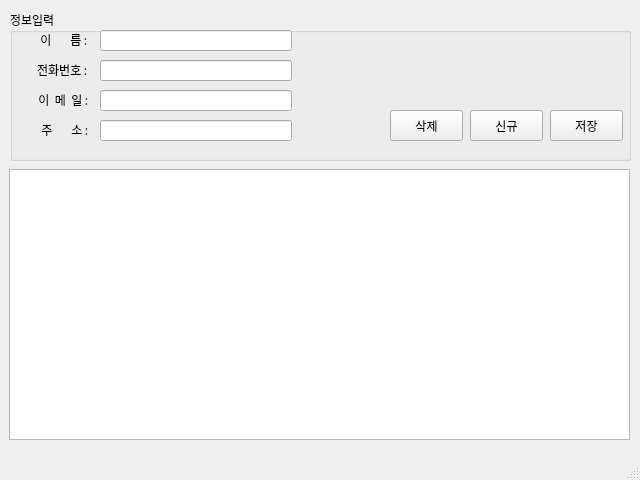
Old version of the form AddressBook_Project/addressBook.ui in the repository d0ng999/AddressBook-Project.
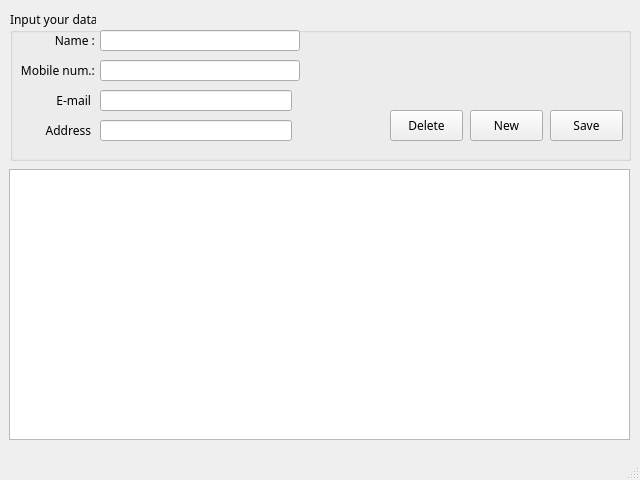
New version of the form.

```diff
--- a/AddressBook_Project/addressBook.ui
+++ b/AddressBook_Project/addressBook.ui
@@ -50,14 +50,14 @@
      <item>
       <widget class="QGroupBox" name="groupBox">
        <property name="title">
-        <string>정보입력</string>
+        <string>Input your data</string>
        </property>
        <widget class="QLineEdit" name="txtName">
         <property name="geometry">
          <rect>
           <x>90</x>
           <y>20</y>
-          <width>192</width>
+          <width>200</width>
           <height>21</height>
          </rect>
         </property>
@@ -73,12 +73,12 @@
          <rect>
           <x>20</x>
           <y>20</y>
-          <width>60</width>
+          <width>68</width>
           <height>20</height>
          </rect>
         </property>
         <property name="text">
-         <string>이       름 : </string>
+         <string>Name : </string>
         </property>
         <property name="alignment">
          <set>Qt::AlignRight|Qt::AlignTrailing|Qt::AlignVCenter</set>
@@ -87,14 +87,14 @@
        <widget class="QLabel" name="label_6">
         <property name="geometry">
          <rect>
-          <x>20</x>
+          <x>9</x>
           <y>50</y>
-          <width>60</width>
+          <width>79</width>
           <height>20</height>
          </rect>
         </property>
         <property name="text">
-         <string>전화번호 : </string>
+         <string>Mobile num.: </string>
         </property>
         <property name="alignment">
          <set>Qt::AlignRight|Qt::AlignTrailing|Qt::AlignVCenter</set>
@@ -105,7 +105,7 @@
          <rect>
           <x>90</x>
           <y>50</y>
-          <width>192</width>
+          <width>200</width>
           <height>21</height>
          </rect>
         </property>
@@ -126,7 +126,7 @@
          </rect>
         </property>
         <property name="text">
-         <string>이  메  일 : </string>
+         <string>E-mail</string>
         </property>
         <property name="alignment">
          <set>Qt::AlignRight|Qt::AlignTrailing|Qt::AlignVCenter</set>
@@ -152,7 +152,7 @@
          </rect>
         </property>
         <property name="text">
-         <string>주       소 : </string>
+         <string>Address</string>
         </property>
         <property name="alignment">
          <set>Qt::AlignRight|Qt::AlignTrailing|Qt::AlignVCenter</set>
@@ -181,7 +181,7 @@
          </rect>
         </property>
         <property name="text">
-         <string>신규</string>
+         <string>New</string>
         </property>
         <property name="autoExclusive">
          <bool>false</bool>
@@ -209,7 +209,7 @@
          </sizepolicy>
         </property>
         <property name="text">
-         <string>저장</string>
+         <string>Save</string>
         </property>
        </widget>
        <widget class="QPushButton" name="btnDel">
@@ -222,7 +222,7 @@
          </rect>
         </property>
         <property name="text">
-         <string>삭제</string>
+         <string>Delete</string>
         </property>
         <property name="autoExclusive">
          <bool>false</bool>
```
